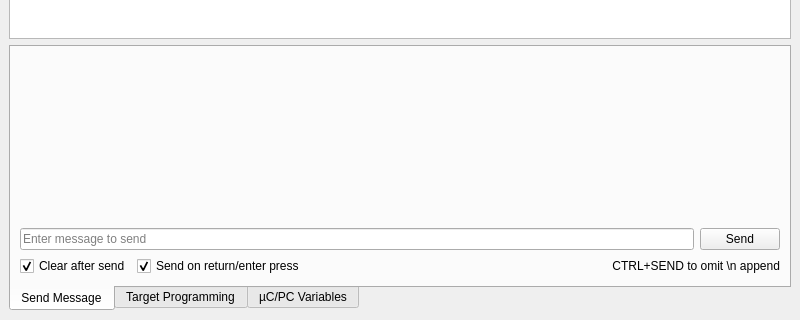
Old version of the form src/mainwindow.ui in the repository thirtythreeforty/bullycpp; both pictures show x 0 to 800 and y 280 to 600 of the 800 by 600 pixel window.
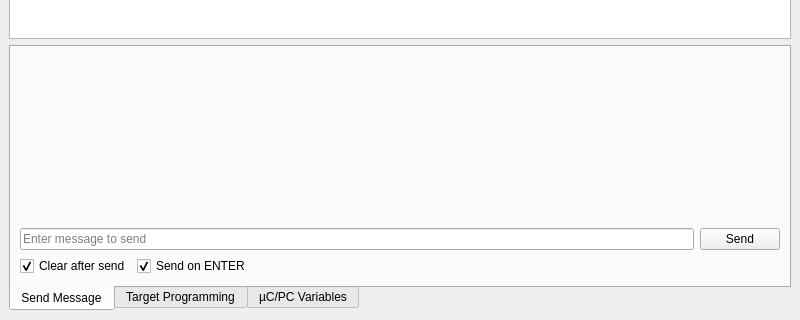
New version of the form. Custom widgets are drawn as their Qt base class.

Commit message: Visual, text improvement

```diff
--- a/src/mainwindow.ui
+++ b/src/mainwindow.ui
@@ -242,7 +242,7 @@
           <item>
            <widget class="QCheckBox" name="sendOnReturnCheckBox">
             <property name="text">
-             <string>Send on return/enter press</string>
+             <string>Send on ENTER</string>
             </property>
             <property name="checked">
              <bool>true</bool>
@@ -250,20 +250,17 @@
            </widget>
           </item>
           <item>
-           <widget class="QLabel" name="label">
-            <property name="sizePolicy">
-             <sizepolicy hsizetype="Expanding" vsizetype="Preferred">
-              <horstretch>0</horstretch>
-              <verstretch>0</verstretch>
-             </sizepolicy>
+           <spacer name="horizontalSpacer_7">
+            <property name="orientation">
+             <enum>Qt::Horizontal</enum>
             </property>
-            <property name="text">
-             <string>CTRL+SEND to omit \n append</string>
+            <property name="sizeHint" stdset="0">
+             <size>
+              <width>40</width>
+              <height>20</height>
+             </size>
             </property>
-            <property name="alignment">
-             <set>Qt::AlignRight|Qt::AlignTrailing|Qt::AlignVCenter</set>
-            </property>
-           </widget>
+           </spacer>
           </item>
          </layout>
         </item>
```
Left out of the diff: 3 changed lines with no effect on the pictures.
